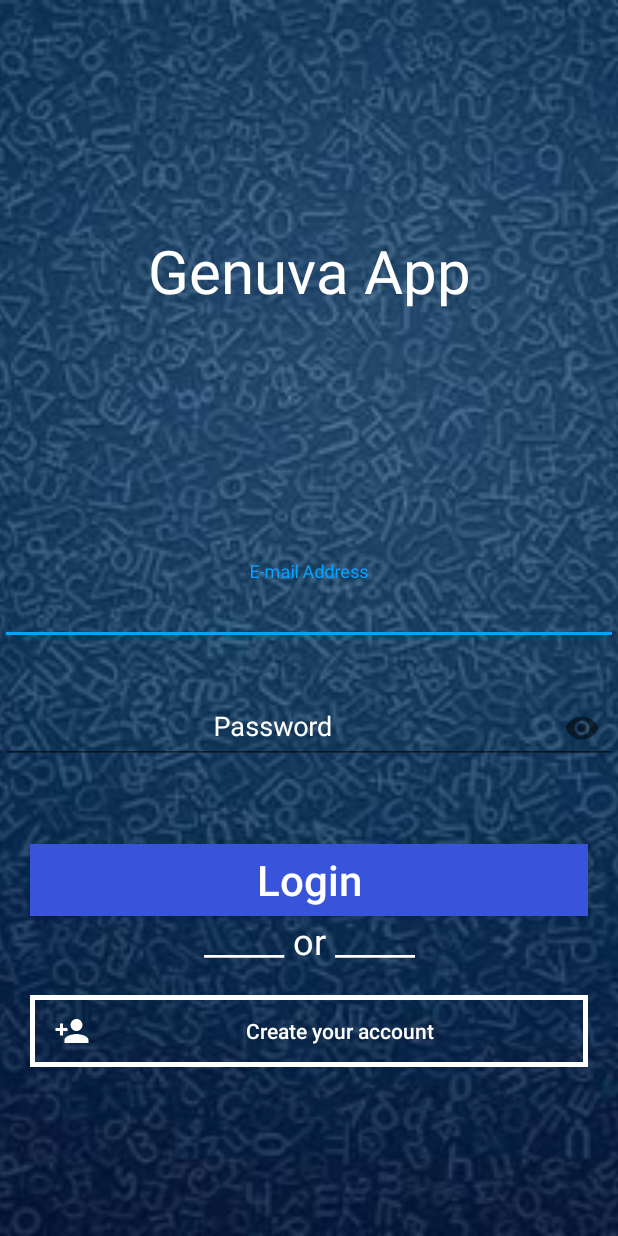
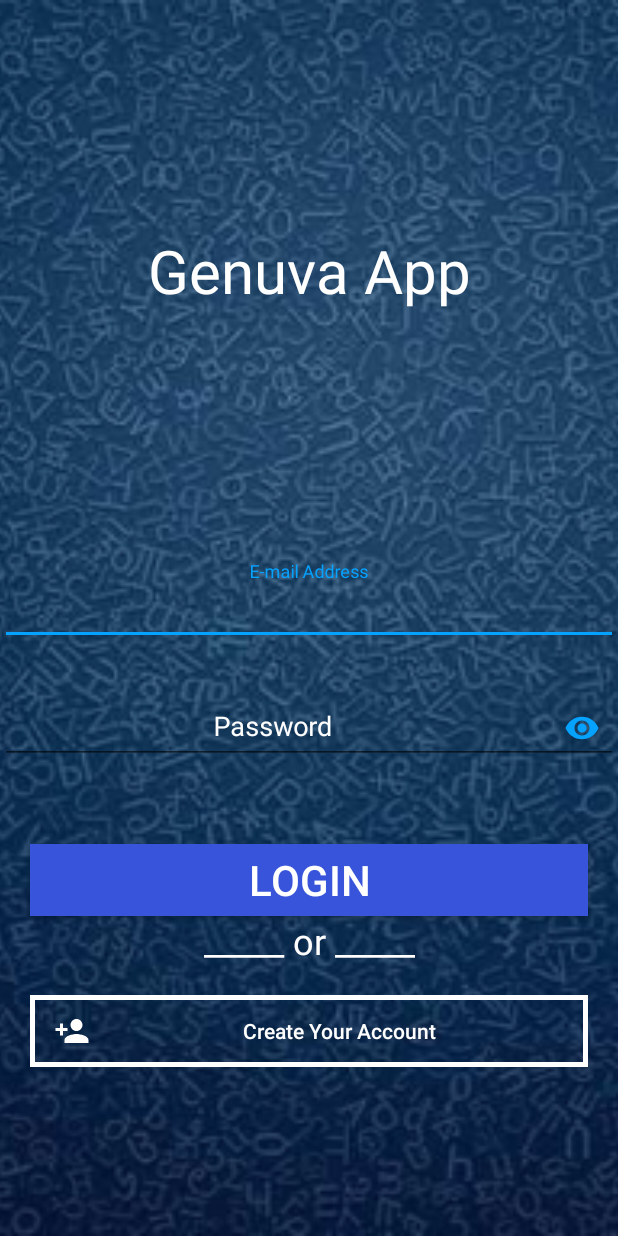
Before and after one commit to sahir2008/Booking-App, an Android app: the screen it shows after launch (MainActivity), on a phone screen of 412 x 824 dp. Run offline under Robolectric (Android 15) with nearby library versions, the phone set to English and light mode, and no system bars; libraries missing offline, so code that uses them is left out: com.jgabrielfreitas.core; plain views replace BlurImageView; 2 statements that could not run were skipped.

Commit message:
strings adjusted

```diff
--- a/app/src/main/res/layout/activity_main.xml
+++ b/app/src/main/res/layout/activity_main.xml
@@ -69,13 +69,14 @@
                 app:layout_constraintEnd_toEndOf="parent"
                 app:layout_constraintStart_toStartOf="parent"
                 app:layout_constraintTop_toBottomOf="@+id/email_login_edit_txt"
-                app:passwordToggleEnabled="true">
+                app:passwordToggleEnabled="true"
+                app:passwordToggleTint="@color/colorAccent">
 
                 <com.google.android.material.textfield.TextInputEditText
                     android:layout_width="match_parent"
                     android:layout_height="wrap_content"
                     android:gravity="center"
-                    android:hint="Password"
+                    android:hint="@string/Enter_password"
                     android:inputType="textPassword"
                     android:textColor="#fff"/>
 
@@ -88,7 +89,7 @@
                 android:layout_height="wrap_content"
                 android:layout_margin="20dp"
                 android:background="#3854DA"
-                android:text="Login"
+                android:text="@string/login"
                 android:textAllCaps="false"
                 android:textColor="#fff"
                 android:textSize="28sp"
@@ -101,7 +102,7 @@
                 android:id="@+id/or_txt"
                 android:layout_width="wrap_content"
                 android:layout_height="wrap_content"
-                android:text="_____ or _____"
+                android:text="@string/or"
                 android:textColor="#fff"
                 android:textSize="24sp"
                 app:layout_constraintEnd_toEndOf="parent"
@@ -119,7 +120,7 @@
                 android:gravity="center"
                 android:paddingStart="16dp"
                 android:src="@drawable/ic_person_add_black_24dp"
-                android:text="Create your account"
+                android:text="@string/Creat_An_Account"
                 android:textAllCaps="false"
                 android:textColor="#fff"
                 app:layout_constraintEnd_toEndOf="parent"
--- a/app/src/main/res/values/strings.xml
+++ b/app/src/main/res/values/strings.xml
@@ -7,10 +7,12 @@
     <string name="confirm_password">Confirm Password</string>
     <string name="phone_Number">Phone Number</string>
     <string name="register">REGISTER</string>
-    <string name="Creat_An_Account">Create An Account</string>
+    <string name="Creat_An_Account">Create Your Account</string>
     <string name="MyTickets">My tickets</string>
     <string name="logout">Logout</string>
     <string name="controlPanel">Control Panel</string>
     <string name="SakiaElSawy">Sakia El Sawy</string>
     <string name="OperaHouse">Opera house</string>
+    <string name="login">LOGIN</string>
+    <string name="or">_____ or _____</string>
 </resources>
```
